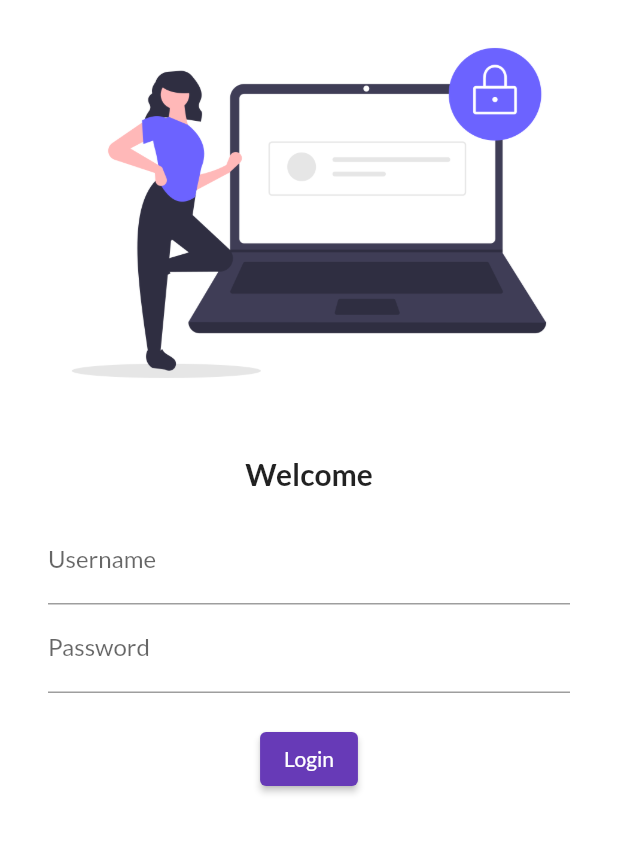
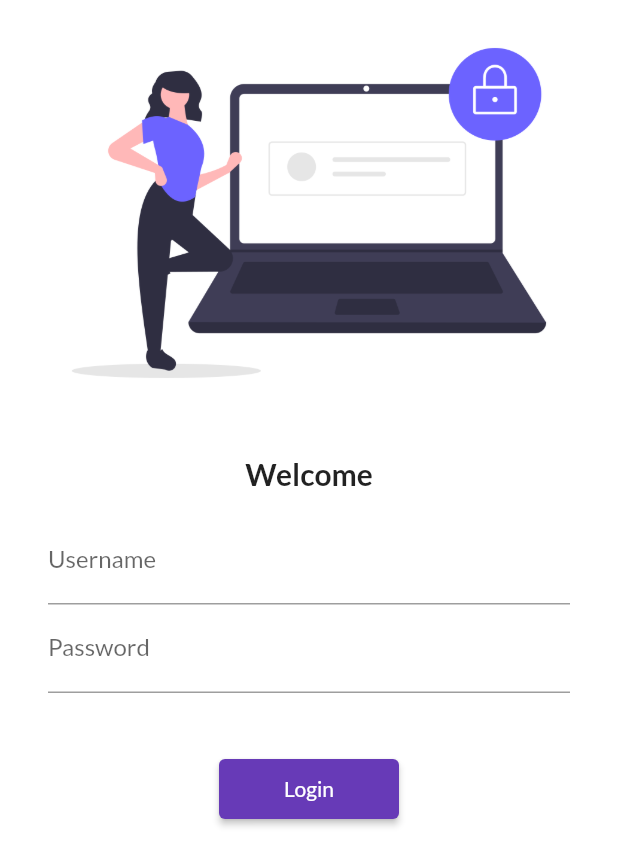
Before and after one commit to rajanagrahari9/30DaysOfFlutter, a Flutter app: the screen it shows after launch, on a phone screen of 412 x 824 dp. Shown: the top 866 px of the screen. Run offline on Flutter 3.47's test engine with Material 2 defaults, Android fonts, the phone set to English and light mode, and no system bars; our stand-ins replace google_fonts.

Commit message:
Day 6 Completed

```diff
--- a/lib/main.dart
+++ b/lib/main.dart
@@ -1,6 +1,7 @@
 import 'package:flutter/material.dart';
 import 'package:flutter_catalog/pages/home_page.dart';
 import 'package:flutter_catalog/pages/login_page.dart';
+import 'package:flutter_catalog/utils/routes.dart';
 import 'package:google_fonts/google_fonts.dart';
 
 void main() {
@@ -18,11 +19,12 @@ class MyApp extends StatelessWidget {
         primarySwatch: Colors.deepPurple,
         fontFamily: GoogleFonts.lato().fontFamily
       ),
+      debugShowCheckedModeBanner: false,
       darkTheme: ThemeData(brightness: Brightness.dark),
-      initialRoute: "/login",
+      initialRoute: MyRoutes.loginRoute,
       routes:{
-        "/": ((context) => const HomePage()),
-        "/login": ((context) => const LoginPage()),
+        MyRoutes.homeRoute: ((context) => const HomePage()),
+        MyRoutes.loginRoute: ((context) => const LoginPage()),
       },
 
       );
--- a/lib/pages/login_page.dart
+++ b/lib/pages/login_page.dart
@@ -1,4 +1,5 @@
 import 'package:flutter/material.dart';
+import 'package:flutter_catalog/utils/routes.dart';
 
 class LoginPage extends StatelessWidget {
   const LoginPage({Key? key}) : super(key: key);
@@ -7,6 +8,7 @@ class LoginPage extends StatelessWidget {
   Widget build(BuildContext context) {
     return Material(
         color: Colors.white,
+        child: SingleChildScrollView(
           child: Column(
             children: [
               Image.asset("assets/images/login_image.png", fit: BoxFit.cover),
@@ -16,8 +18,8 @@ class LoginPage extends StatelessWidget {
                 style: TextStyle(fontSize: 20, fontWeight: FontWeight.bold),
               ),
               Padding(
-              padding:
-                  const EdgeInsets.symmetric(vertical: 16.0, horizontal: 32.0),
+                padding: const EdgeInsets.symmetric(
+                    vertical: 16.0, horizontal: 32.0),
                 child: Column(
                   children: [
                     TextFormField(
@@ -30,18 +32,20 @@ class LoginPage extends StatelessWidget {
                           hintText: "Password", labelText: "Password"),
                     ),
                     const SizedBox(
-                    height: 20.0,
+                      height: 40.0,
                     ),
                     ElevatedButton(
                         child: const Text("Login"),
                         onPressed: () {
-
+                          Navigator.pushNamed(context, MyRoutes.homeRoute);
                         },
-                      style: TextButton.styleFrom())
+                        style: TextButton.styleFrom(
+                            minimumSize: const Size(120.0, 40.0)))
                   ],
                 ),
               )
             ],
+          ),
         ));
   }
 }
--- /dev/null
+++ b/lib/utils/routes.dart
@@ -0,0 +1,4 @@
+class MyRoutes {
+  static String loginRoute = "/login";
+  static String homeRoute = "/home";
+}
```
Lines whose indentation alone changed are shown as unchanged.
